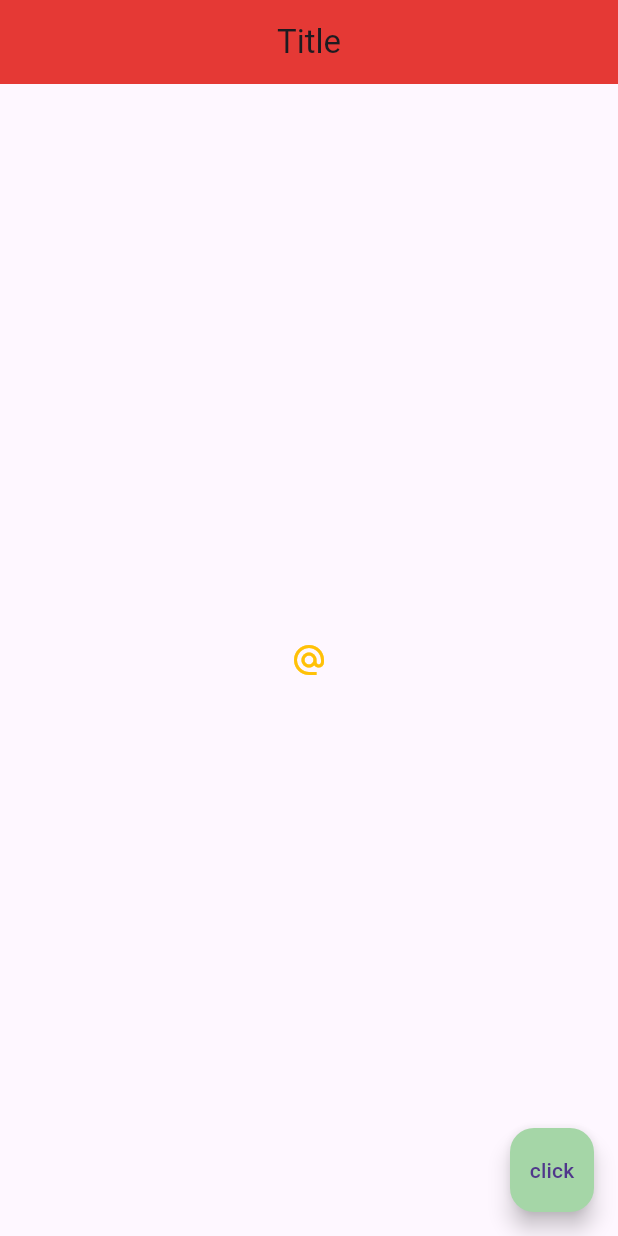
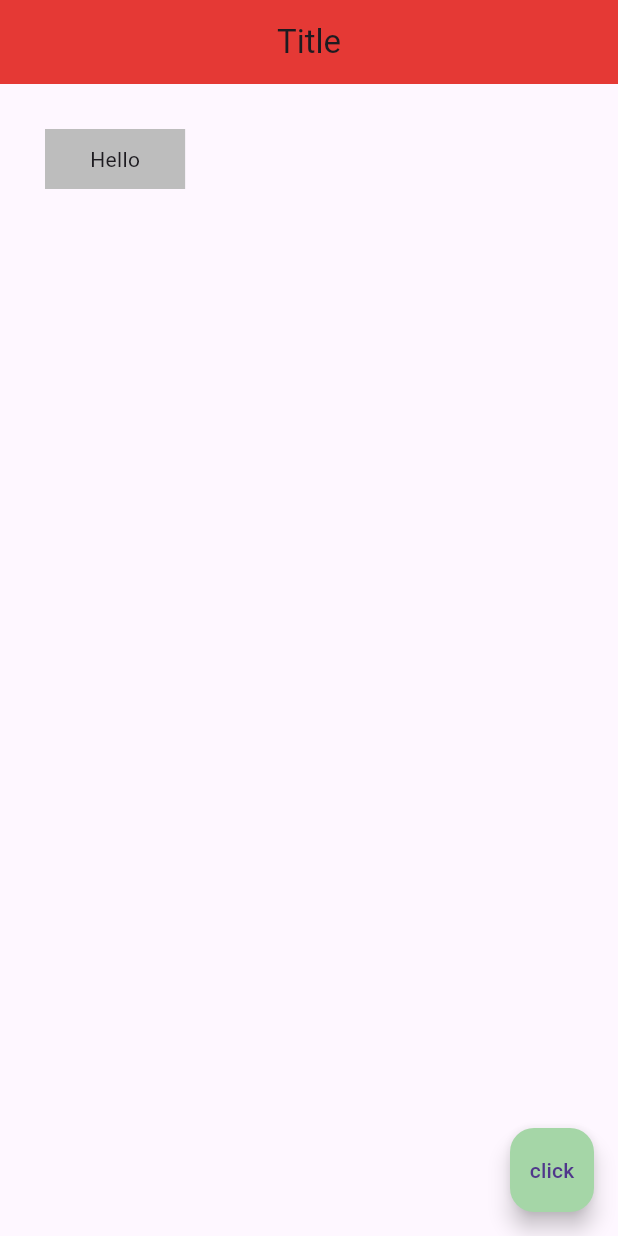
Before and after one commit to MrSax314/maintain, a Flutter app: the screen it shows after launch, on a phone screen of 412 x 824 dp. Run offline on Flutter 3.47's test engine with Material 3 defaults, Android fonts, the light colour scheme and no system bars.

Commit message:
Container with EdgeInsets for padding and margin

```diff
--- a/lib/main.dart
+++ b/lib/main.dart
@@ -13,14 +13,11 @@ class Home extends StatelessWidget {
         centerTitle: true,
         backgroundColor: Colors.red[600],
       ),
-      body: Center(
-        child: IconButton(
-          onPressed: () {
-            print('you clicked me!');
-          },
-          icon: Icon(Icons.alternate_email),
-          color: Colors.amber,
-        ),
+      body: Container(
+        padding: EdgeInsets.symmetric(horizontal: 30, vertical: 10),
+        margin: EdgeInsets.all(30),
+        color: Colors.grey[400],
+        child: Text('Hello'),
       ),
       floatingActionButton: FloatingActionButton(
         onPressed: () {},
```
